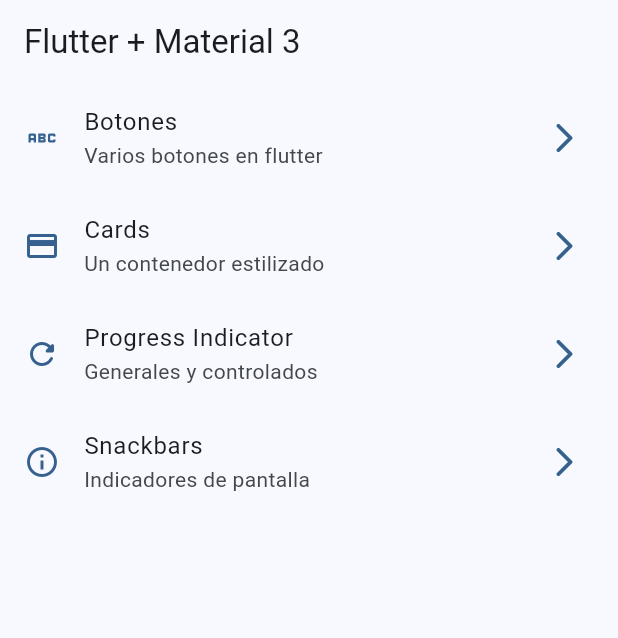
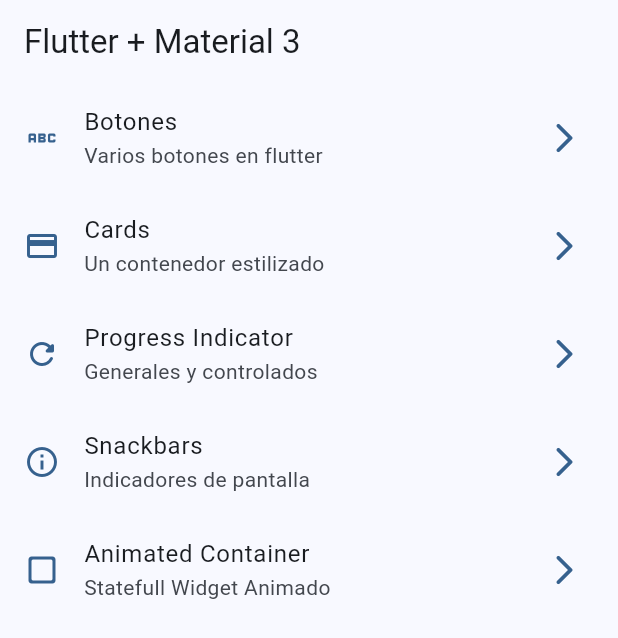
Before and after one commit to Dukes08/Flutter.Projects, a Flutter app: the screen it shows after launch, on a phone screen of 412 x 824 dp. Shown: the top 638 px of the screen. Run offline on Flutter 3.47's test engine with Material 3 defaults, Android fonts, the phone set to English and light mode, and no system bars; our stand-ins replace go_router.

Commit message:
cool container animations

```diff
--- a/widget_app/lib/config/menu/menu_item.dart
+++ b/widget_app/lib/config/menu/menu_item.dart
@@ -34,4 +34,9 @@ const appMenuItems = <MenuItem>[
       subtitle: 'Indicadores de pantalla',
       link: '/snackbars',
       icon: Icons.info_outline),
+  MenuItem(
+      title: 'Animated Container',
+      subtitle: 'Statefull Widget Animado',
+      link: '/animated',
+      icon: Icons.check_box_outline_blank_rounded)
 ];
--- a/widget_app/lib/config/router/app_router.dart
+++ b/widget_app/lib/config/router/app_router.dart
@@ -1,4 +1,5 @@
 import 'package:go_router/go_router.dart';
+import 'package:widget_app/presentation/screen/animated/animated_screen.dart';
 import 'package:widget_app/presentation/screen/button/buttons_screen.dart';
 import 'package:widget_app/presentation/screen/cards/cards_screen.dart';
 import 'package:widget_app/presentation/screen/home/home_screen.dart';
@@ -29,5 +30,9 @@ final appRouter = GoRouter(
       path: '/snackbars',
       builder: (context, state) => const SnackbarScreen(),
     ),
+    GoRoute(
+      path: '/animated',
+      builder: (context, state) => const AnimatedScreen(),
+    ),
   ],
 );
--- a/widget_app/lib/presentation/screen/snackbar/snackbar_screen.dart
+++ b/widget_app/lib/presentation/screen/snackbar/snackbar_screen.dart
@@ -9,7 +9,8 @@ class SnackbarScreen extends StatelessWidget {
     // El clear es por si se le da click varias veces no aparezcan todos sino que aparezca uno y se oculte en el anterior
     ScaffoldMessenger.of(context).clearSnackBars();
 
-    final snackBar = const SnackBar(
+// manejo de snackbar dialogs
+    const snackBar = SnackBar(
       content: Text('Hola Mundo'),
       duration: Duration(seconds: 2),
     );
@@ -17,6 +18,7 @@ class SnackbarScreen extends StatelessWidget {
     ScaffoldMessenger.of(context).showSnackBar(snackBar);
   }
 
+// manejo de custom dialogs
   void openDialog(BuildContext context) {
     showDialog(
       context: context,
```
Also changed, not shown: widget_app/lib/presentation/screen/animated/animated_screen.dart (+45 -2 lines).
